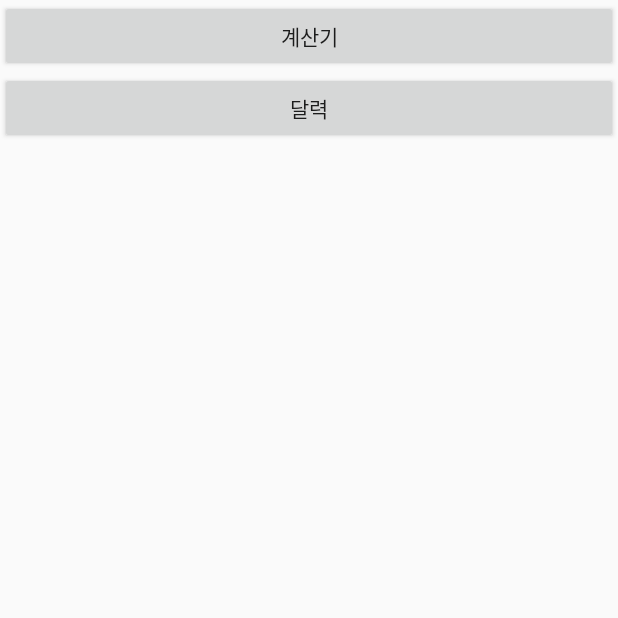
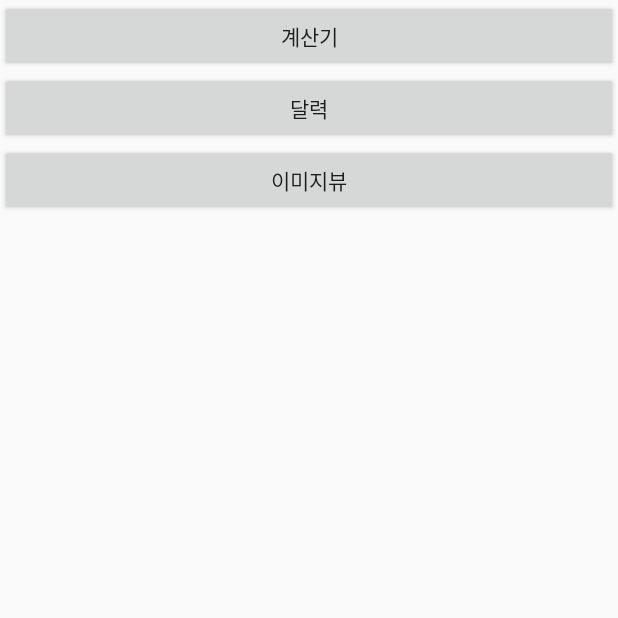
Before and after one commit to hyunsukg/hanbit20160702, an Android app: the screen it shows after launch (MainActivity), on a phone screen of 412 x 824 dp, the top half of it. Run offline under Robolectric (Android 15) with nearby library versions, the phone set to English and light mode, and no system bars.

Commit message:
160702 한빛 주말 첫날 이미지뷰

```diff
--- a/app/src/main/AndroidManifest.xml
+++ b/app/src/main/AndroidManifest.xml
@@ -17,6 +17,7 @@
         </activity>
         <activity android:name=".CalcActivity" />
         <activity android:name=".CalenderActivity" />
+        <activity android:name=".ImageActivity"></activity>
     </application>
 
 </manifest>
--- a/app/src/main/java/com/hanbit/user/myapp160702/MainActivity.java
+++ b/app/src/main/java/com/hanbit/user/myapp160702/MainActivity.java
@@ -7,7 +7,7 @@ import android.view.View;
 import android.widget.Button;
 
 public class MainActivity extends Activity implements View.OnClickListener{
-    Button btCalc,btCalender;
+    Button btCalc,btCalender,btImageView;
 
     @Override
     protected void onCreate(Bundle savedInstanceState) {
@@ -15,8 +15,10 @@ public class MainActivity extends Activity implements View.OnClickListener{
         setContentView(R.layout.activity_main);
         btCalc = (Button) findViewById(R.id.btCalc);
         btCalender = (Button) findViewById(R.id.calender);
+        btImageView = (Button) findViewById(R.id.btImageView);
         btCalc.setOnClickListener(this);
         btCalender.setOnClickListener(this);
+        btImageView.setOnClickListener(this);
     }
 
     @Override
@@ -28,6 +30,9 @@ public class MainActivity extends Activity implements View.OnClickListener{
             case R.id.calender:
                 this.startActivity(new Intent(this,CalenderActivity.class));
                 break;
+            case R.id.btImageView:
+                this.startActivity(new Intent(this,ImageActivity.class));
+                break;
         }
     }
 }
--- a/app/src/main/res/layout/activity_main.xml
+++ b/app/src/main/res/layout/activity_main.xml
@@ -13,5 +13,10 @@
         android:layout_height="wrap_content"
         android:text="달력"
         android:id="@+id/calender"/>
+    <Button
+        android:layout_width="match_parent"
+        android:layout_height="wrap_content"
+        android:text="이미지뷰"
+        android:id="@+id/btImageView"/>
 
 </LinearLayout>
```
Also changed, not shown: app/src/main/java/com/hanbit/user/myapp160702/ImageActivity.java (added, +42 -0 lines), app/src/main/res/layout/activity_image.xml (added, +39 -0 lines), app/src/main/res/drawable/Koala.jpg (added), app/src/main/res/drawable/Penguins.jpg (added), app/src/main/res/drawable/Tulips.jpg (added).
